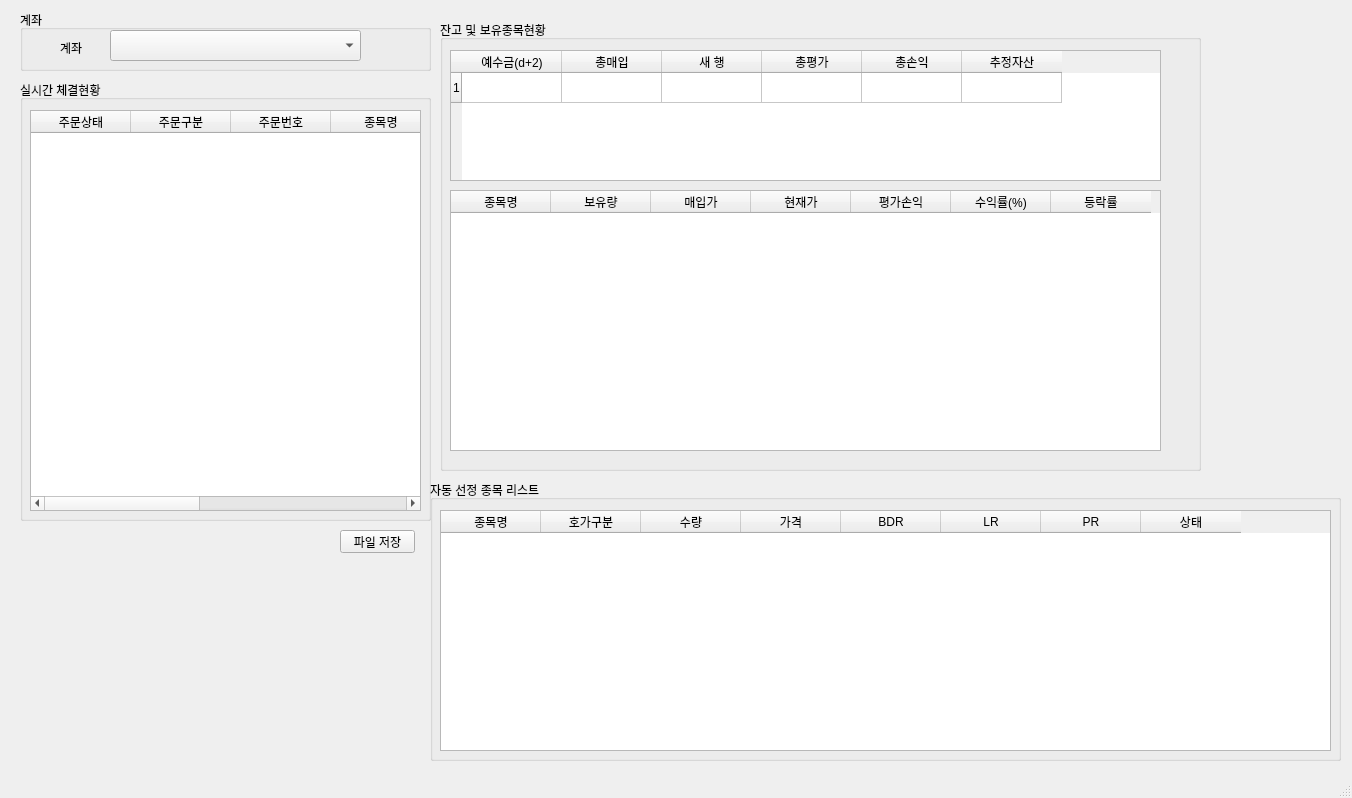
This is pystock.ui in hyeu/StockTrading as Qt 5 draws it before an edit. The edited form follows.
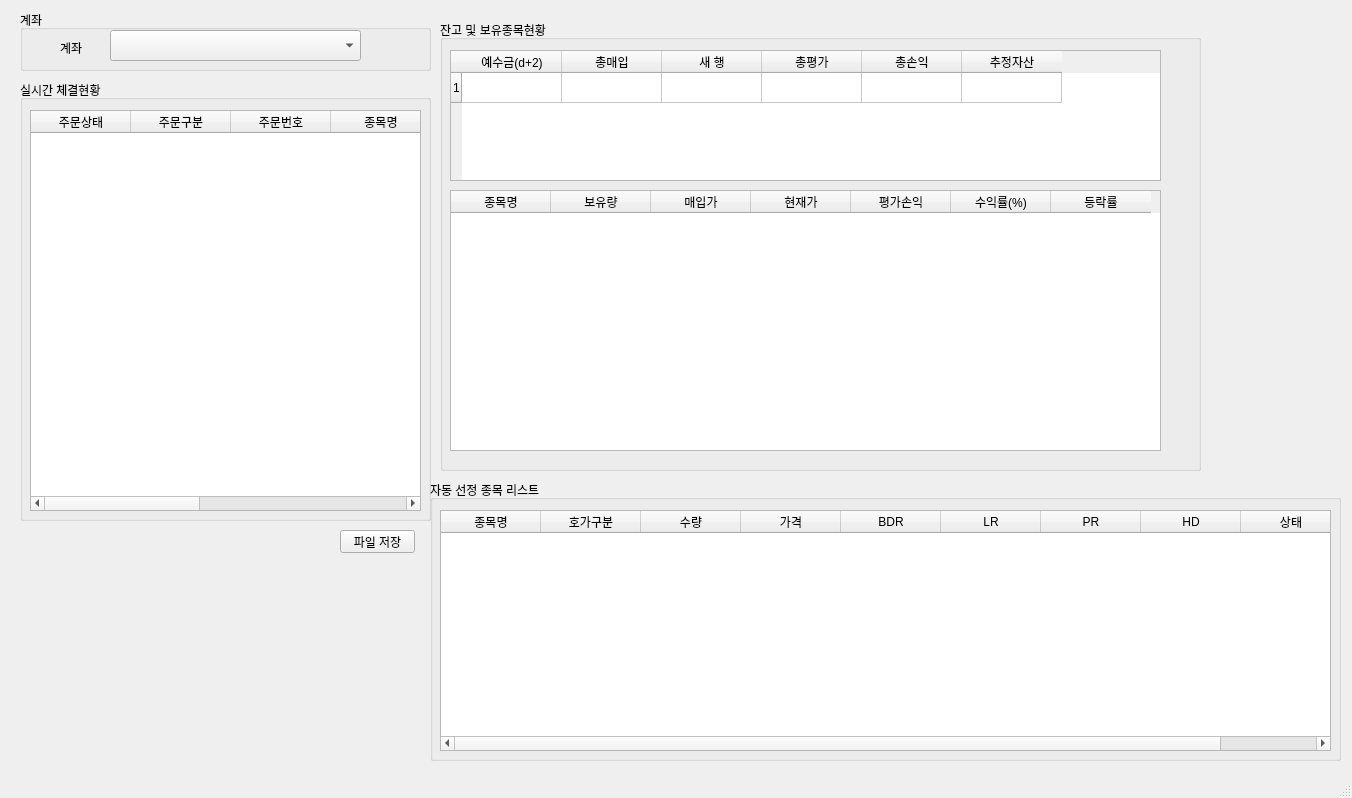
This is the edited form.

What changed in the file:
```diff
--- a/pystock.ui
+++ b/pystock.ui
@@ -172,6 +172,11 @@
        <string>PR</string>
       </property>
      </column>
+     <column>
+      <property name="text">
+       <string>HD</string>
+      </property>
+     </column>
      <column>
       <property name="text">
        <string>상태</string>
```
